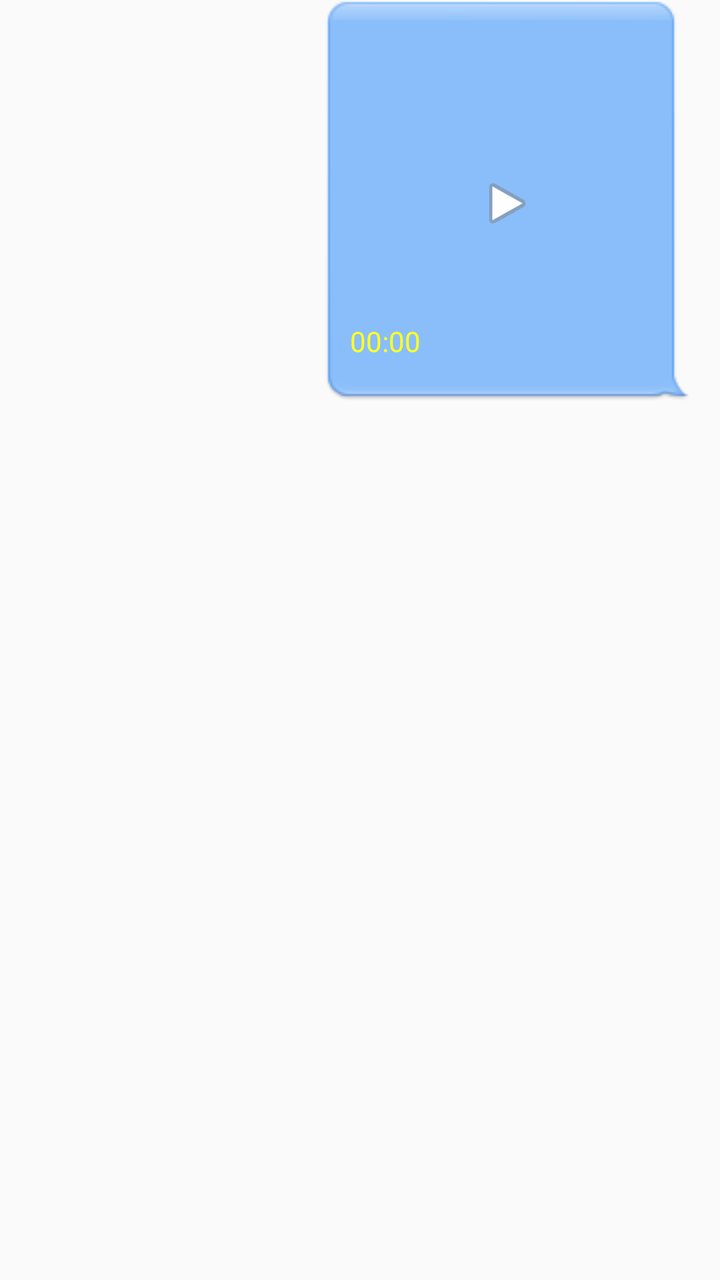
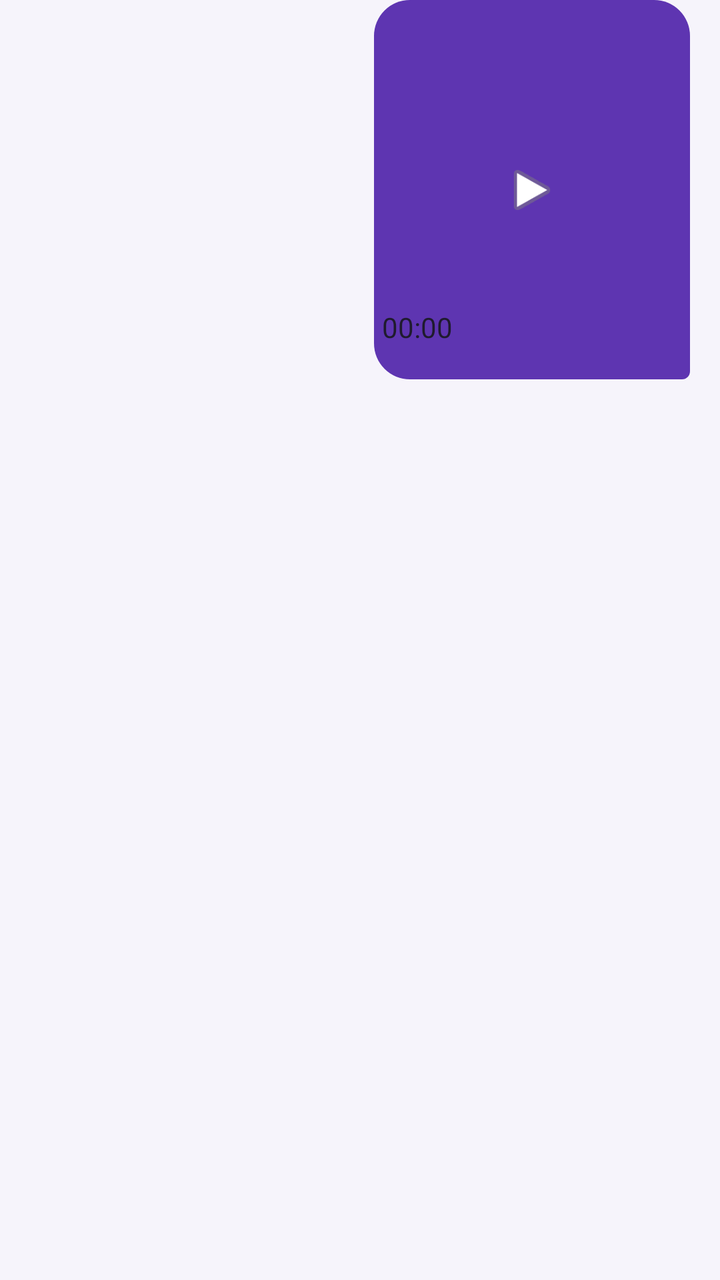

The first picture is an Android layout as it rendered before a commit; the second is the same layout after the commit. The layout source and the unified diff follow.
<!-- AndroidManifest.xml: application theme Theme.MyApplication -->
<!-- res/layout/me_video.xml -->
<androidx.constraintlayout.widget.ConstraintLayout xmlns:android="http://schemas.android.com/apk/res/android"
xmlns:app="http://schemas.android.com/apk/res-auto"
android:layout_width="match_parent"
android:layout_height="wrap_content">

<LinearLayout
android:id="@+id/im_p"
android:layout_height="wrap_content"
android:layout_width="wrap_content"
android:orientation="vertical"
app:layout_constraintBottom_toTopOf="@+id/time"
app:layout_constraintRight_toRightOf="parent"
android:layout_marginRight="15dp"
android:background="@drawable/in_message_bg">

<ImageView
android:id="@+id/video"
android:layout_height="150dp"
android:layout_width="150dp" />

<Chronometer
android:layout_height="wrap_content"
android:layout_width="wrap_content"
android:id="@+id/duration" />

<TextView
android:id="@+id/status"
android:layout_height="wrap_content"
android:layout_width="match_parent"
android:textSize="5dp"
android:textAlignment="textEnd"
android:gravity="right" />


</LinearLayout>

<FrameLayout
android:layout_height="wrap_content"
android:layout_width="wrap_content"
app:layout_constraintLeft_toLeftOf="@+id/im_p"
app:layout_constraintRight_toRightOf="@+id/im_p"
app:layout_constraintTop_toTopOf="@+id/im_p"
app:layout_constraintBottom_toBottomOf="@+id/im_p">

<ImageView
android:layout_height="30dp"
android:layout_gravity="center"
android:layout_width="30dp"
android:id="@+id/v_play"
android:src="@android:drawable/ic_media_play" />
</FrameLayout>

<TextView
android:layout_height="wrap_content"
android:layout_width="match_parent"
android:id="@+id/time"
android:textColor="#333"
android:textSize="8sp"
android:textAlignment="center"
app:layout_constraintLeft_toLeftOf="parent"
android:layout_marginLeft="15dp"
app:layout_constraintTop_toBottomOf="@+id/im_p" />

</androidx.constraintlayout.widget.ConstraintLayout>
<!-- resources referenced by this layout -->
<resources>
  <!-- drawable in_message_bg: png bitmap (drawable, 1160 bytes) -->
  <style name="Theme.MyApplication" parent="Theme.AppCompat.Light.NoActionBar">
  
          
          <item name="colorPrimary">@color/purple_500</item>
          <item name="colorPrimaryVariant">@color/purple_700</item>
          <item name="colorOnPrimary">@color/white</item>
          
          <item name="colorSecondary">@color/teal_200</item>
          <item name="colorSecondaryVariant">@color/teal_700</item>
          <item name="colorOnSecondary">#ff3</item>
          
          <item name="android:statusBarColor" tools:targetApi="l">?attr/colorPrimaryVariant</item>
          <item name="android:navigationBarColor" tools:targetApi="l">?attr/colorPrimaryVariant</item>
  		<item name="android:textColorSecondary">#aa2</item>
  		<item name="android:textColorPrimary">#ff3</item>
  		<item name="android:textColor">#ff2</item>
  		<item name="colorSurface">?attr/colorPrimary</item>
  		<item name="android:itemBackground">?attr/colorPrimaryVariant</item>
          
      </style>
  <color name="purple_500">#FF6200EE</color>
  <color name="purple_700">#FF3700B3</color>
  <color name="white">#FFFFFFFF</color>
  <color name="teal_200">#FF03DAC5</color>
  <color name="teal_700">#FF018786</color>
</resources>

<!-- the commit's change to res/layout/me_video.xml (unified diff, before → after) -->
@@ -1,7 +1,8 @@
 <androidx.constraintlayout.widget.ConstraintLayout xmlns:android="http://schemas.android.com/apk/res/android"
 xmlns:app="http://schemas.android.com/apk/res-auto"
 android:layout_width="match_parent"
-android:layout_height="wrap_content">
+android:layout_height="wrap_content"
+    android:paddingBottom="6dp">
 
 <LinearLayout
 android:id="@+id/im_p"
@@ -11,7 +12,7 @@ android:orientation="vertical"
 app:layout_constraintBottom_toTopOf="@+id/time"
 app:layout_constraintRight_toRightOf="parent"
 android:layout_marginRight="15dp"
-android:background="@drawable/in_message_bg">
+android:background="@drawable/bubble_me">
 
 <ImageView
 android:id="@+id/video"
@@ -27,7 +28,7 @@ android:id="@+id/duration" />
 android:id="@+id/status"
 android:layout_height="wrap_content"
 android:layout_width="match_parent"
-android:textSize="5dp"
+android:textSize="11sp"
 android:textAlignment="textEnd"
 android:gravity="right" />
 
@@ -51,14 +52,14 @@ android:src="@android:drawable/ic_media_play" />
 </FrameLayout>
 
 <TextView
-android:layout_height="wrap_content"
-android:layout_width="match_parent"
-android:id="@+id/time"
-android:textColor="#333"
-android:textSize="8sp"
-android:textAlignment="center"
-app:layout_constraintLeft_toLeftOf="parent"
-android:layout_marginLeft="15dp"
-app:layout_constraintTop_toBottomOf="@+id/im_p" />
+		android:id="@+id/time"
+		android:layout_height="wrap_content"
+		android:layout_width="wrap_content"
+		android:textAlignment="center"
+		android:textColor="@color/message_meta_text"
+		android:textSize="11sp"
+		app:layout_constraintRight_toRightOf="parent"
+		android:layout_marginRight="25dp"
+		app:layout_constraintTop_toBottomOf="@+id/im_p" />
 
 </androidx.constraintlayout.widget.ConstraintLayout>
<!-- resource entries referenced after the edit -->
@@ -1,30 +1,45 @@
 <!-- resources referenced by this layout -->
 <resources>
-  <!-- drawable in_message_bg: png bitmap (drawable, 1160 bytes) -->
+  <color name="message_meta_text">#FF6B6785</color>
+  <!-- drawable bubble_me (drawable) -->
+  <?xml version="1.0" encoding="utf-8"?>
+  <shape xmlns:android="http://schemas.android.com/apk/res/android" android:shape="rectangle">
+  	<solid android:color="@color/bubble_me" />
+  	<corners
+  		android:topLeftRadius="18dp"
+  		android:topRightRadius="18dp"
+  		android:bottomLeftRadius="18dp"
+  		android:bottomRightRadius="4dp" />
+  	<padding android:left="4dp" android:top="4dp" android:right="4dp" android:bottom="2dp" />
+  </shape>
   <style name="Theme.MyApplication" parent="Theme.AppCompat.Light.NoActionBar">
-  
-          
           <item name="colorPrimary">@color/purple_500</item>
           <item name="colorPrimaryVariant">@color/purple_700</item>
           <item name="colorOnPrimary">@color/white</item>
-          
+          <item name="colorAccent">@color/accent</item>
+  
           <item name="colorSecondary">@color/teal_200</item>
           <item name="colorSecondaryVariant">@color/teal_700</item>
-          <item name="colorOnSecondary">#ff3</item>
-          
+          <item name="colorOnSecondary">@color/white</item>
+  
+          <item name="android:windowBackground">@color/window_bg</item>
           <item name="android:statusBarColor" tools:targetApi="l">?attr/colorPrimaryVariant</item>
-          <item name="android:navigationBarColor" tools:targetApi="l">?attr/colorPrimaryVariant</item>
-  		<item name="android:textColorSecondary">#aa2</item>
-  		<item name="android:textColorPrimary">#ff3</item>
-  		<item name="android:textColor">#ff2</item>
-  		<item name="colorSurface">?attr/colorPrimary</item>
-  		<item name="android:itemBackground">?attr/colorPrimaryVariant</item>
-          
+          <item name="android:navigationBarColor" tools:targetApi="l">@color/window_bg</item>
+          <item name="android:windowLightNavigationBar" tools:targetApi="o_mr1">true</item>
+          <item name="android:textColorPrimary">@color/text_primary</item>
+          <item name="android:textColorSecondary">@color/text_secondary</item>
+          <item name="colorSurface">@color/white</item>
+          <item name="colorOnSurface">@color/text_primary</item>
       </style>
-  <color name="purple_500">#FF6200EE</color>
-  <color name="purple_700">#FF3700B3</color>
+  <color name="bubble_me">#FF5E35B1</color>
+  <color name="purple_500">#FF5E35B1</color>
+  <color name="purple_700">#FF4527A0</color>
   <color name="white">#FFFFFFFF</color>
-  <color name="teal_200">#FF03DAC5</color>
-  <color name="teal_700">#FF018786</color>
+  <color name="accent">#FF00BFA5</color>
+  <color name="teal_200">#FF00BFA5</color>
+  <color name="teal_700">#FF00897B</color>
+  <color name="window_bg">#FFF6F4FB</color>
+  <color name="text_primary">#FF1F1B2E</color>
+  <color name="text_secondary">#FF5F5B76</color>
 </resources>
 
